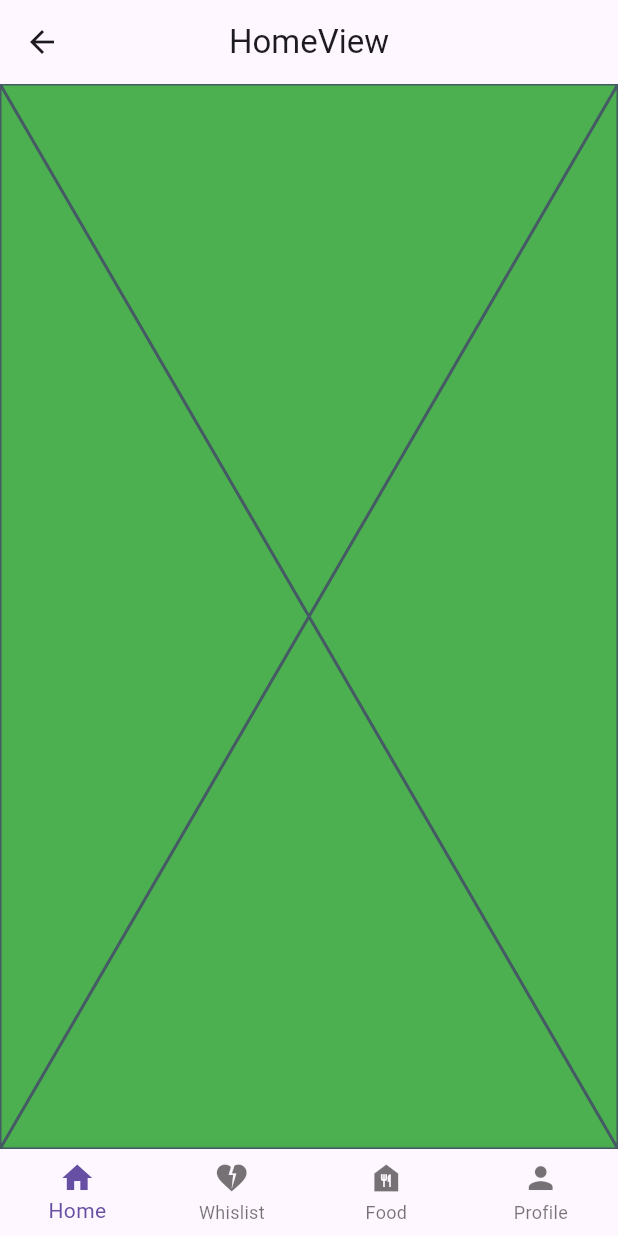
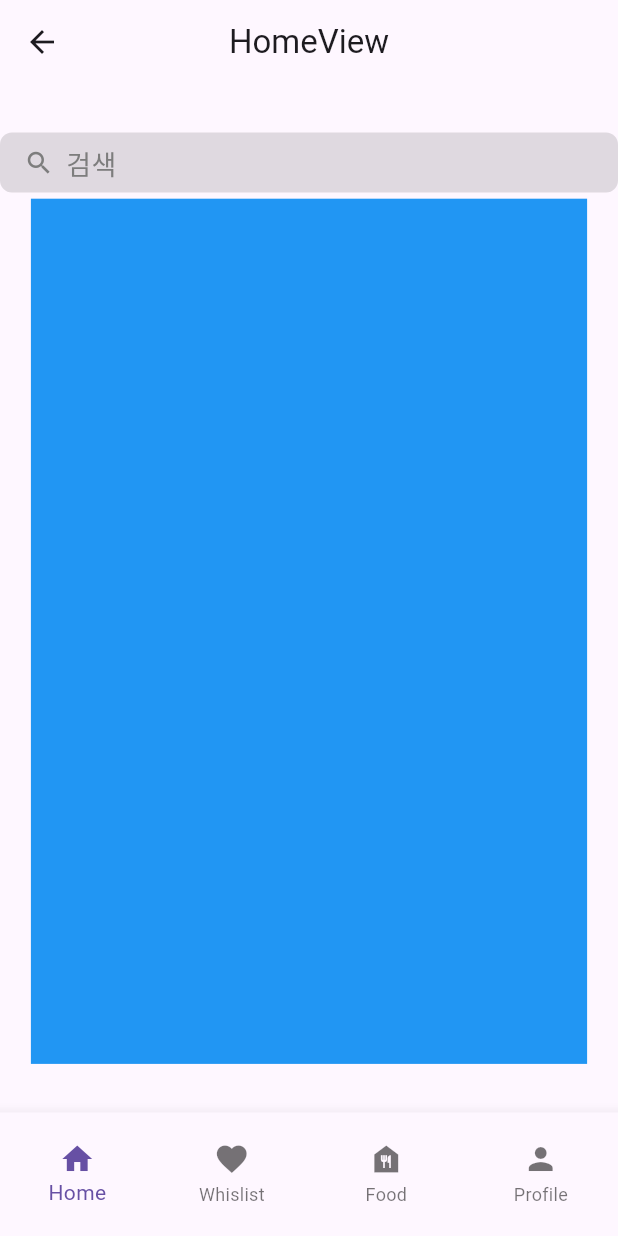
Before and after one commit to GW000/food_truck_frontend, a Flutter app: the BaseView screen opened by its route, on a phone screen of 412 x 824 dp. Run offline on Flutter 3.47's test engine with Material 3 defaults, Android fonts, the phone set to English and light mode, and no system bars; our stand-ins replace flutter_svg, get.

Commit message:
add searchbar (error)

```diff
--- a/lib/controller/app_routes.dart
+++ b/lib/controller/app_routes.dart
@@ -12,6 +12,7 @@ abstract class Routes {
   static const SETTING = _Paths.SETTING;
   static const PROFILESETTING = _Paths.PROFILESETTING;
   static const REVIEW = _Paths.REVIEW;
+  static const FIRSTLOGIN = _Paths.FIRSTLOGIN;
 }
 
 abstract class _Paths {
@@ -25,4 +26,5 @@ abstract class _Paths {
   static const PROFILESETTING = '/profile/profilesetting';
   static const HOME = '/home';
   static const REVIEW = '/review';
+  static const FIRSTLOGIN = '/firstlogin';
 }
--- a/lib/controller/base_controller.dart
+++ b/lib/controller/base_controller.dart
@@ -7,6 +7,8 @@ import 'package:food_truck/view/home_view.dart';
 
 class BaseController extends GetxController {
   RxInt selectedIndex = 0.obs;
+  double screenHeight = 0;
+  double screenWidth = 0;
   late List<Widget> widgetOptions;
 
   BaseController() {
@@ -21,4 +23,9 @@ class BaseController extends GetxController {
   void onItemTapped(int index) {
     selectedIndex.value = index;
   }
+
+  void setScreen(Size size) {
+    screenHeight = size.height;
+    screenWidth = size.width;
+  }
 }
--- a/lib/view/base_view.dart
+++ b/lib/view/base_view.dart
@@ -8,10 +8,14 @@ class BaseView extends GetView<BaseController> {
 
   @override
   Widget build(BuildContext context) {
+    final Size size = MediaQuery.of(context).size;
+    controller.setScreen(size);
     return Scaffold(
         body: Obx(() =>
             controller.widgetOptions.elementAt(controller.selectedIndex.value)),
-      bottomNavigationBar: Obx(() => BottomNavigationBar(
+        bottomNavigationBar: SizedBox(
+          height: controller.screenHeight * 0.1,
+          child: Obx(() => BottomNavigationBar(
                 type: BottomNavigationBarType.fixed,
                 items: const <BottomNavigationBarItem>[
                   BottomNavigationBarItem(
@@ -19,7 +23,7 @@ class BaseView extends GetView<BaseController> {
                     label: 'Home',
                   ),
                   BottomNavigationBarItem(
-                icon: Icon(Icons.heart_broken),
+                    icon: Icon(Icons.favorite),
                     label: 'Whislist',
                   ),
                   BottomNavigationBarItem(
@@ -34,6 +38,6 @@ class BaseView extends GetView<BaseController> {
                 currentIndex: controller.selectedIndex.value,
                 onTap: controller.onItemTapped,
               )),
-    );
+        ));
   }
 }
--- a/lib/view/home_view.dart
+++ b/lib/view/home_view.dart
@@ -1,4 +1,6 @@
 import 'package:flutter/material.dart';
+import 'package:flutter/widgets.dart';
+import 'package:food_truck/controller/base_controller.dart';
 import 'package:get/get.dart';
 import 'package:food_truck/controller/home_controller.dart';
 
@@ -7,21 +9,73 @@ class HomeView extends StatelessWidget {
 
   @override
   Widget build(BuildContext context) {
+    double screenHeight = Get.find<BaseController>().screenHeight;
+    double screenWidth = Get.find<BaseController>().screenWidth;
     return Scaffold(
       appBar: AppBar(
         title: const Text('HomeView'),
         centerTitle: true,
       ),
-      body: Stack(
-        children: [
-          Positioned.fill(
-            child: Container(
-              color: Colors.green, // 임시 배경색
-              child: Placeholder(), // 여기에 지도 위젯을 추가하면 됩니다.
+      body: SafeArea(
+          child: Center(
+        child: Column(
+          mainAxisAlignment: MainAxisAlignment.center,
+          children: [
+            InkWell(
+              // 누르면 버튼 효과
+              highlightColor: Colors.black12,
+              // Container와 동일한 Radius 설정
+              borderRadius: BorderRadius.circular(8.0),
+              onTap: () {
+                // //한번 눌렀을 때 페이지 이동함
+                // Get.to(() => const SearchFocus(),
+                //     transition: Transition.fadeIn,
+                //     binding: SearchFocusBinding(),
+                //     id: 1);
+              },
+              onLongPress: () {
+                // //길게 눌러도 페이지 이동함
+                // Get.to(() => const SearchFocus(),
+                //     transition: Transition.fadeIn,
+                //     binding: SearchFocusBinding(),
+                //     id: 1);
+              },
+              // TextField인 척하는 컨테이너
+              child: Container(
+                padding: const EdgeInsets.all(8.0),
+                height: 40,
+                decoration: BoxDecoration(
+                    color: Colors.black12,
+                    borderRadius: BorderRadius.circular(8.0)),
+                child: const Row(
+                  children: [
+                    Padding(
+                      padding: EdgeInsets.symmetric(horizontal: 8.0),
+                      child: Icon(
+                        Icons.search,
+                        color: Color(0xff7d7d7d),
+                        size: 20.0,
+                      ),
+                    ),
+                    Text(
+                      '검색',
+                      style: TextStyle(color: Color(0xff7d7d7d), fontSize: 18),
+                    )
+                  ],
+                ),
+              ),
             ),
-          ),
-        ],
-      ),
+            SizedBox(
+              height: screenHeight * 0.005,
+            ),
+            Container(
+              width: screenWidth * 0.9,
+              height: screenHeight * 0.7,
+              color: Colors.blue,
+            ),
+          ],
+        ),
+      )),
     );
   }
 }
--- a/lib/view/profile_view.dart
+++ b/lib/view/profile_view.dart
@@ -98,7 +98,7 @@ class ProfileView extends GetView<ProfileController> {
                         TextButton(
                           child: Text('아니오'),
                           onPressed: () {
-                            Navigator.of(context).pop();
+                            Get.back();
                           },
                         ),
                         TextButton(
```
Also changed, not shown: lib/controller/app_pages.dart (+17 -1 lines), lib/controller/home_controller.dart (+1 -19 lines), lib/controller/login_controller.dart (+25 -1 lines), lib/controller/profile_controller.dart (+4 -3 lines), lib/main.dart (+7 -3 lines), lib/view/first_login.dart (added, +54 -0 lines), lib/view/home_view copy.dart (added, +60 -0 lines), lib/view/login.dart (+16 -48 lines), pubspec.yaml (+8 -1 lines), assets/icons/android_light_rd_ctn.svg (added), assets/images/foodtruck_icon.png (added), lib/controller/search_controller.dart (added), lib/view/search_view.dart (added), pubspec.lock, 2 other files. Lines whose indentation alone changed are shown as unchanged.
